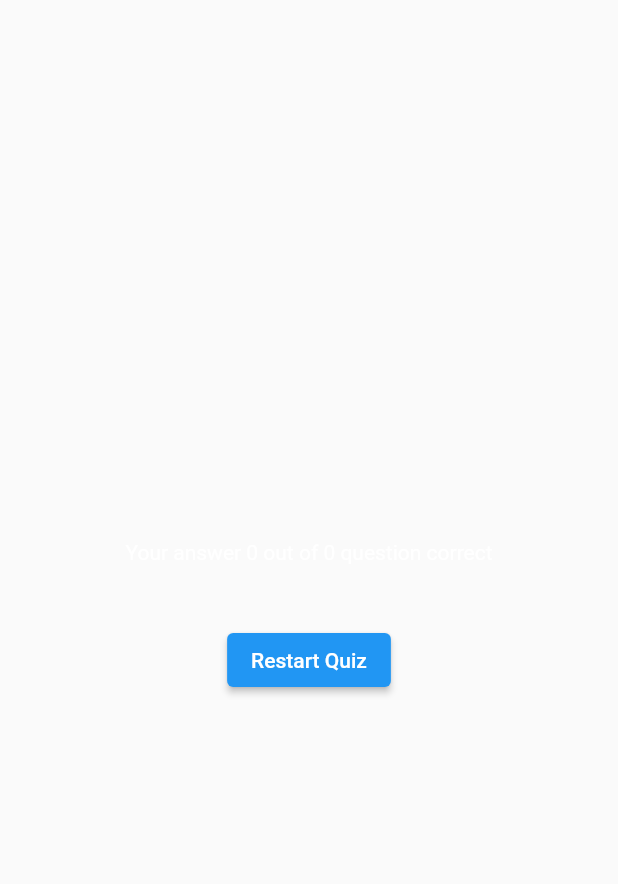
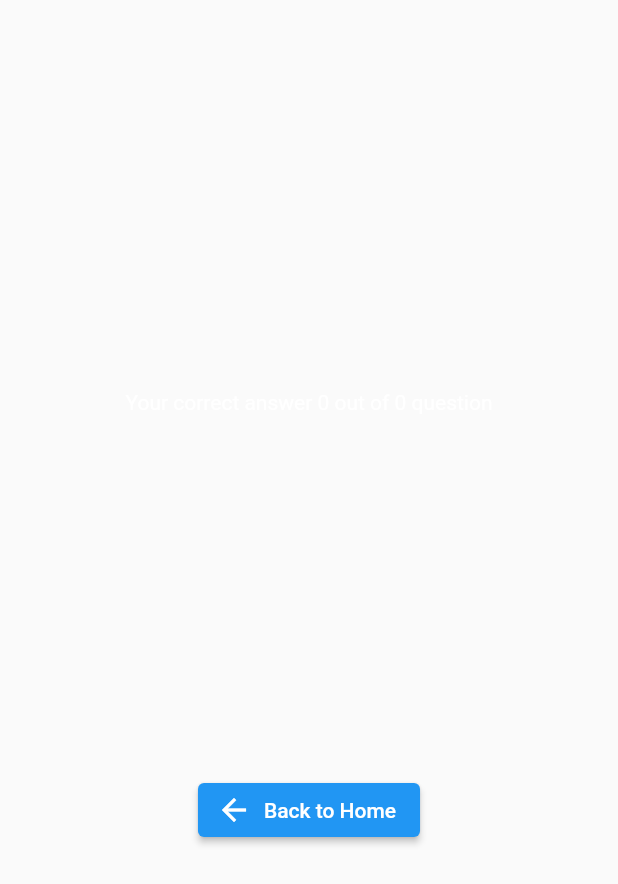
Before and after one commit to Nasim25/quize_app_flutter, a Flutter app: the ResultsScreen widget shown alone on an empty page, opened directly with empty values, on a phone screen of 412 x 824 dp. Shown: the top 884 px of the screen. Run offline on Flutter 3.47's test engine with Material 2 defaults, Android fonts, the phone set to English and light mode, and no system bars.

Commit message:
results screen done

```diff
--- a/lib/data/question.dart
+++ b/lib/data/question.dart
@@ -2,30 +2,39 @@ import 'package:adv_basics/models/quiz_question.dart';
 
 const questions = [
   QuizQuestion(
-    'What are the main building blocks of Flutter?',
+    'What is HTML?',
     [
-      'Widgets',
-      'Classes',
-      'Methods',
-      'Functions',
+      'HTML is the standard markup language mainly used to create web pages.',
+      'HTML describes the structure of a webpage.',
+      'HTML consists of a set of elements that helps the browser how to view the content.',
+      'All of the mentioned.',
     ],
   ),
   QuizQuestion(
-    'What are the main building blocks of Flutter 2?',
+    'Who is the father of HTML?',
     [
-      'Widgets',
-      'Classes',
-      'Methods',
-      'Functions',
+      'Tim Berners-Lee.',
+      'Rasmus Lerdorf.',
+      'Brendan Eich.',
+      'Sergey Brin.',
     ],
   ),
   QuizQuestion(
-    'What are the main building blocks of Flutter 3?',
+    'HTML stands for __________?',
     [
-      'Widgets',
-      'Classes',
-      'Methods',
-      'Functions',
+      'HyperText Markup Language.',
+      'HyperText Machine Language.',
+      'HyperText Marking Language.',
+      'HighText Marking Language.',
+    ],
+  ),
+  QuizQuestion(
+    'What is the correct syntax of doctype in HTML5',
+    [
+      '<!doctype html>',
+      '</doctype html>',
+      '<doctype html>',
+      '<doctype html!>',
     ],
   ),
 ];
--- a/lib/results_screen.dart
+++ b/lib/results_screen.dart
@@ -1,11 +1,14 @@
 import 'package:adv_basics/data/question.dart';
 import 'package:adv_basics/question_summary.dart';
+import 'package:adv_basics/quiz.dart';
 import 'package:flutter/material.dart';
 
 class ResultsScreen extends StatelessWidget {
-  const ResultsScreen({super.key, required this.chosenAnswer});
+  const ResultsScreen(
+      {super.key, required this.chosenAnswer, required this.backToHome});
 
   final List<String> chosenAnswer;
+  final void Function() backToHome;
 
   List<Map<String, Object>> getSammaryData() {
     final List<Map<String, Object>> sammary = [];
@@ -25,9 +28,13 @@ class ResultsScreen extends StatelessWidget {
   @override
   Widget build(BuildContext context) {
     var numberOfQuestion = getSammaryData().length;
-    final numberOfCorrectAnswer = getSammaryData().where((data) {
-      return data['answer'] == data['correct_answer'];
-    }).length;
+    // final numberOfCorrectAnswer = getSammaryData().where((data) {
+    //   return data['answer'] == data['correct_answer'];
+    // }).length;
+
+    final numberOfCorrectAnswer = getSammaryData()
+        .where((data) => data['answer'] == data['correct_answer'])
+        .length;
 
     return SizedBox(
       width: double.infinity,
@@ -37,15 +44,17 @@ class ResultsScreen extends StatelessWidget {
           mainAxisAlignment: MainAxisAlignment.center,
           children: [
             Text(
-              "Your answer $numberOfCorrectAnswer out of $numberOfQuestion question correct",
+              "Your correct answer $numberOfCorrectAnswer out of $numberOfQuestion question",
               style: const TextStyle(color: Colors.white),
+              textAlign: TextAlign.right,
             ),
             const SizedBox(height: 20),
             QuestionSummary(getSammaryData()),
             const SizedBox(height: 20),
-            ElevatedButton(
-              onPressed: () {},
-              child: const Text("Restart Quiz"),
+            ElevatedButton.icon(
+              onPressed: backToHome,
+              icon: const Icon(Icons.arrow_back),
+              label: const Text("Back to Home"),
             ),
           ],
         ),
```
Also changed, not shown: lib/question_summary.dart (+32 -7 lines), lib/quiz.dart (+14 -4 lines).
